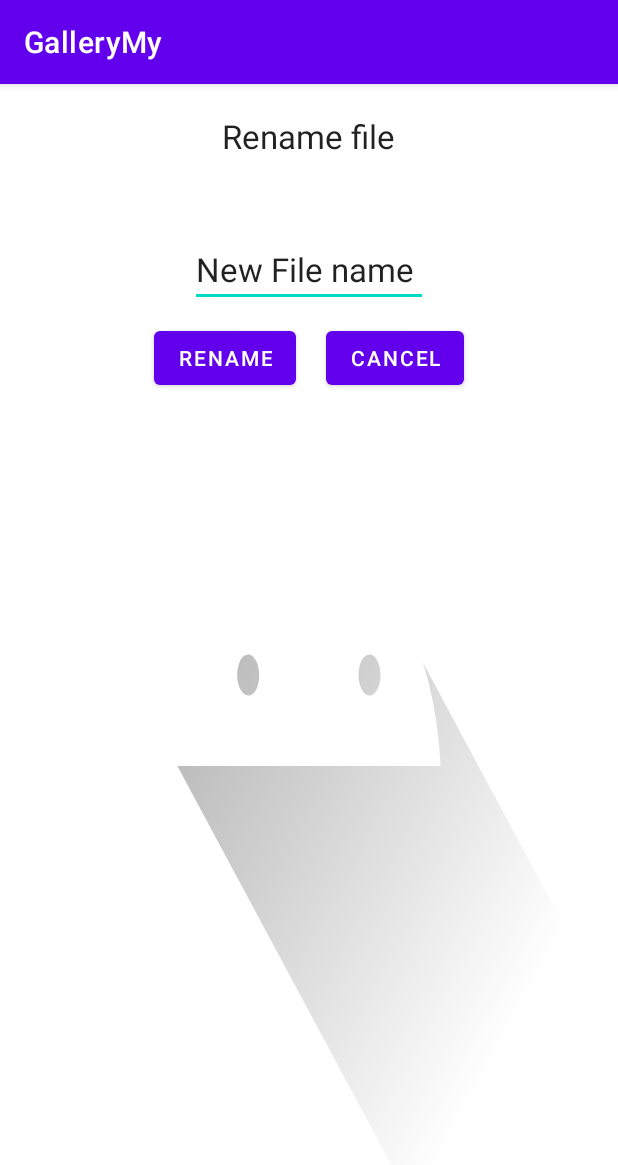
After one commit to IRSi7/GalletyMy, an Android app: the RenameActivity screen opened directly, with no data from a screen before it, on a phone screen of 412 x 824 dp. The commit adds this screen. Shown: the top 1165 px of the screen. Run offline under Robolectric (Android 15) with nearby library versions, the phone set to English and light mode, and no system bars.

Commit message:
Подсказки

```diff
--- a/app/build.gradle
+++ b/app/build.gradle
@@ -35,8 +35,8 @@ android {
 }
 
 dependencies {
+
     implementation 'org.jetbrains.kotlinx:kotlinx-coroutines-core:1.4.1'
-    implementation 'org.jetbrains.kotlinx:kotlinx-coroutines-android:1.0.1'
     implementation 'androidx.core:core-ktx:1.7.0'
     implementation 'androidx.appcompat:appcompat:1.4.2'
     implementation 'com.google.android.material:material:1.6.1'
--- a/app/src/main/AndroidManifest.xml
+++ b/app/src/main/AndroidManifest.xml
@@ -17,6 +17,9 @@
         android:theme="@style/Theme.GalleryMy"
         tools:targetApi="31">
         <activity
+            android:name=".RenameActivity"
+            android:exported="false" />
+        <activity
             android:name=".MainActivity"
             android:exported="true">
             <intent-filter>
--- /dev/null
+++ b/app/src/main/java/space/irsi7/gallerymy/Constants.kt
@@ -0,0 +1,6 @@
+package space.irsi7.gallerymy
+
+object Constants {
+    const val FILE_NAME = "com.example.quiz.name"
+    const val RENAME_FILE_REQUEST = 1
+}
--- /dev/null
+++ b/app/src/main/java/space/irsi7/gallerymy/RenameActivity.kt
@@ -0,0 +1,34 @@
+package space.irsi7.gallerymy
+
+import android.content.Intent
+import androidx.appcompat.app.AppCompatActivity
+import android.os.Bundle
+import space.irsi7.gallerymy.databinding.ActivityMainBinding
+import space.irsi7.gallerymy.databinding.ActivityRenameBinding
+
+class RenameActivity : AppCompatActivity() {
+
+    private lateinit var binding: ActivityRenameBinding
+
+    override fun onCreate(savedInstanceState: Bundle?) {
+        super.onCreate(savedInstanceState)
+        binding = ActivityRenameBinding.inflate(layoutInflater)
+        setContentView(binding.root)
+
+        binding.oldname.text = intent.getStringExtra("old")
+
+        binding.btnRename.setOnClickListener() {
+            val intent = Intent(this, RenameActivity::class.java).apply {
+                putExtra(Constants.FILE_NAME, binding.edit.text.toString())
+                startActivity(intent)
+                finish()
+            }
+        }
+        binding.btnCancel.setOnClickListener() {
+            val intent = Intent(this, RenameActivity::class.java).apply {
+                startActivity(intent)
+                finish()
+            }
+        }
+    }
+}
--- /dev/null
+++ b/app/src/main/res/layout/activity_rename.xml
@@ -0,0 +1,51 @@
+<?xml version="1.0" encoding="utf-8"?>
+<LinearLayout xmlns:android="http://schemas.android.com/apk/res/android"
+    xmlns:tools="http://schemas.android.com/tools"
+    android:layout_width="match_parent"
+    android:layout_height="match_parent"
+    android:layout_gravity="center_horizontal"
+    android:orientation="vertical"
+    android:background="@drawable/ic_launcher_foreground">
+
+    <TextView
+        android:layout_width="wrap_content"
+        android:layout_height="wrap_content"
+        android:layout_gravity="center"
+        android:layout_margin="20dp"
+        android:text="@string/rename_message"
+        android:textAppearance="?android:attr/textAppearanceLarge"/>
+
+    <TextView
+        android:id="@+id/oldname"
+        android:layout_width="wrap_content"
+        android:layout_height="wrap_content"
+        android:layout_gravity="center"
+        android:text="Old filename"
+        android:textAppearance="?android:attr/textAppearanceLarge"/>
+
+    <EditText
+        android:id="@+id/edit"
+        android:layout_width="wrap_content"
+        android:layout_height="wrap_content"
+        android:layout_gravity="center"
+        android:text="New File name "
+        android:textAppearance="?android:attr/textAppearanceLarge"/>
+
+    <LinearLayout
+        android:layout_width="wrap_content"
+        android:layout_height="wrap_content"
+        android:layout_gravity="center">
+        <Button
+            android:id="@+id/btn_rename"
+            android:layout_width="wrap_content"
+            android:layout_height="wrap_content"
+            android:layout_margin="10dp"
+            android:text="@string/rename_submit"/>
+        <Button
+            android:id="@+id/btn_cancel"
+            android:layout_width="wrap_content"
+            android:layout_height="wrap_content"
+            android:layout_margin="10dp"
+            android:text="@string/rename_cancel"/>
+    </LinearLayout>
+</LinearLayout>
--- a/app/src/main/res/values/strings.xml
+++ b/app/src/main/res/values/strings.xml
@@ -18,4 +18,7 @@
     <string name="hello_first_fragment">Hello first fragment</string>
     <string name="hello_second_fragment">Hello second fragment. Arg: %1$s</string>
     <string name="title_activity_fullscreen2">FullscreenActivity2</string>
+    <string name="rename_submit">Rename</string>
+    <string name="rename_cancel">Cancel</string>
+    <string name="rename_message">Rename file</string>
 </resources>
```
Also changed, not shown: app/src/main/java/space/irsi7/gallerymy/FirstFragment.kt (deleted, +0 -44 lines), app/src/main/java/space/irsi7/gallerymy/FullscreenActivity.kt (+8 -2 lines), app/src/main/java/space/irsi7/gallerymy/MediaList.kt (+1 -13 lines), app/src/main/java/space/irsi7/gallerymy/PictureAdapter.kt (+41 -36 lines), app/src/main/java/space/irsi7/gallerymy/RenameDialogFragment.kt (+68 -18 lines), app/src/main/java/space/irsi7/gallerymy/SecondFragment.kt (deleted, +0 -44 lines), app/src/main/java/space/irsi7/gallerymy/SubmitDialogFragment.kt (added, +34 -0 lines), app/src/main/res/layout/fragment_dialog_rename.xml (added, +51 -0 lines), app/src/main/res/layout/fragment_first.xml (deleted, +0 -28 lines), app/src/main/res/layout/fragment_second.xml (deleted, +0 -27 lines), app/src/main/res/layout/fragment_dialog_submit.xml (renamed from app/src/main/res/layout/fragment_dialog.xml).
